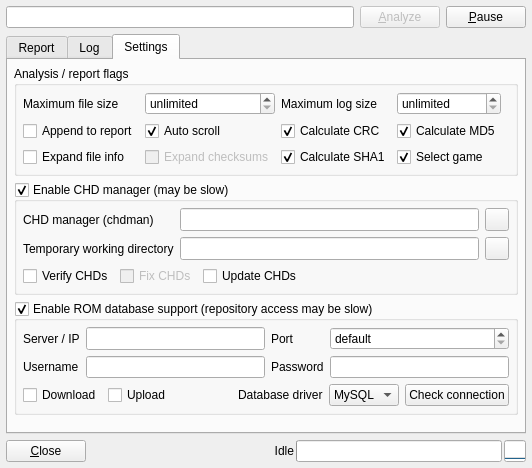
Above: romalyzer.ui from qmc2/qmc2-mame-fe before the change. Below: the same form after it.
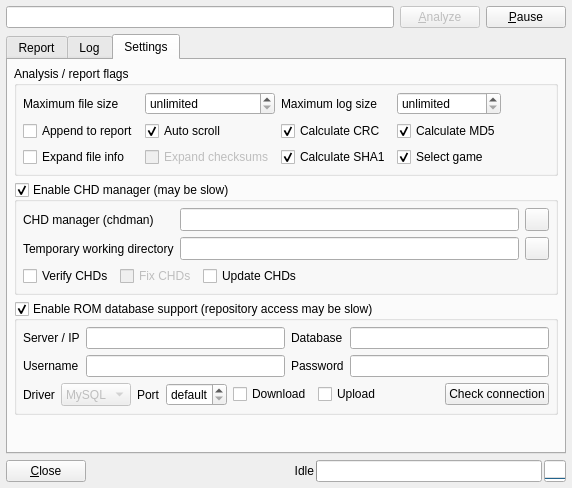
That is the form after the change. The open tabs and pages were chosen to show the change. Icons and pictures are not drawn.

Commit message: imp: added ROM database manager - connect/disconnect and connection check already work (MySQL)

Diff of the .ui file:
```diff
--- a/romalyzer.ui
+++ b/romalyzer.ui
@@ -7,8 +7,8 @@
    <rect>
     <x>0</x>
     <y>0</y>
-    <width>532</width>
-    <height>468</height>
+    <width>572</width>
+    <height>488</height>
    </rect>
   </property>
   <property name="windowTitle">
@@ -561,26 +561,6 @@
             </property>
            </widget>
           </item>
-          <item row="0" column="2">
-           <widget class="QLabel" name="labelDatabasePort">
-            <property name="text">
-             <string>Port</string>
-            </property>
-           </widget>
-          </item>
-          <item row="0" column="3">
-           <widget class="QSpinBox" name="spinBoxDatabasePort">
-            <property name="toolTip">
-             <string>Database server port (or default)</string>
-            </property>
-            <property name="specialValueText">
-             <string>default</string>
-            </property>
-            <property name="maximum">
-             <number>65535</number>
-            </property>
-           </widget>
-          </item>
           <item row="1" column="0">
            <widget class="QLabel" name="labelDatabaseUser">
             <property name="text">
@@ -626,48 +606,18 @@
           </item>
           <item row="2" column="0" colspan="4">
            <layout class="QHBoxLayout" name="horizontalLayout_2">
-            <item>
-             <widget class="QCheckBox" name="checkBoxDatabaseDownload">
-              <property name="toolTip">
-               <string>Automatically download missing / bad files from the database (if they are available in the repository)</string>
-              </property>
-              <property name="text">
-               <string>Download</string>
-              </property>
-             </widget>
-            </item>
-            <item>
-             <widget class="QCheckBox" name="checkBoxDatabaseUpload">
-              <property name="toolTip">
-               <string>Automatically upload good files to the database (if they are missing in the repository)</string>
-              </property>
-              <property name="text">
-               <string>Upload</string>
-              </property>
-             </widget>
-            </item>
-            <item>
-             <spacer name="horizontalSpacer_3">
-              <property name="orientation">
-               <enum>Qt::Horizontal</enum>
-              </property>
-              <property name="sizeHint" stdset="0">
-               <size>
-                <width>40</width>
-                <height>20</height>
-               </size>
-              </property>
-             </spacer>
-            </item>
             <item>
              <widget class="QLabel" name="labelDatabaseDriver">
               <property name="text">
-               <string>Database driver</string>
+               <string>Driver</string>
               </property>
              </widget>
             </item>
             <item>
              <widget class="QComboBox" name="comboBoxDatabaseDriver">
+              <property name="enabled">
+               <bool>false</bool>
+              </property>
               <property name="sizePolicy">
                <sizepolicy hsizetype="Preferred" vsizetype="Minimum">
                 <horstretch>0</horstretch>
@@ -689,11 +639,67 @@
               </item>
              </widget>
             </item>
+            <item>
+             <widget class="QLabel" name="labelDatabasePort">
+              <property name="text">
+               <string>Port</string>
+              </property>
+             </widget>
+            </item>
+            <item>
+             <widget class="QSpinBox" name="spinBoxDatabasePort">
+              <property name="toolTip">
+               <string>Database server port (or default)</string>
+              </property>
+              <property name="specialValueText">
+               <string>default</string>
+              </property>
+              <property name="maximum">
+               <number>65535</number>
+              </property>
+             </widget>
+            </item>
+            <item>
+             <widget class="QCheckBox" name="checkBoxDatabaseDownload">
+              <property name="toolTip">
+               <string>Automatically download missing / bad files from the database (if they are available in the repository)</string>
+              </property>
+              <property name="text">
+               <string>Download</string>
+              </property>
+             </widget>
+            </item>
+            <item>
+             <widget class="QCheckBox" name="checkBoxDatabaseUpload">
+              <property name="toolTip">
+               <string>Automatically upload good files to the database (if they are missing in the repository)</string>
+              </property>
+              <property name="text">
+               <string>Upload</string>
+              </property>
+             </widget>
+            </item>
+            <item>
+             <spacer name="horizontalSpacer_3">
+              <property name="orientation">
+               <enum>Qt::Horizontal</enum>
+              </property>
+              <property name="sizeHint" stdset="0">
+               <size>
+                <width>40</width>
+                <height>20</height>
+               </size>
+              </property>
+             </spacer>
+            </item>
             <item>
              <widget class="QPushButton" name="pushButtonDatabaseCheckConnection">
               <property name="toolTip">
                <string>Check the connection to the database</string>
               </property>
+              <property name="autoFillBackground">
+               <bool>true</bool>
+              </property>
               <property name="text">
                <string>Check connection</string>
               </property>
@@ -701,6 +707,26 @@
             </item>
            </layout>
           </item>
+          <item row="0" column="2">
+           <widget class="QLabel" name="labelDatabaseName">
+            <property name="text">
+             <string>Database</string>
+            </property>
+           </widget>
+          </item>
+          <item row="0" column="3">
+           <widget class="QLineEdit" name="lineEditDatabaseName">
+            <property name="sizePolicy">
+             <sizepolicy hsizetype="Expanding" vsizetype="Minimum">
+              <horstretch>0</horstretch>
+              <verstretch>0</verstretch>
+             </sizepolicy>
+            </property>
+            <property name="toolTip">
+             <string>Name of the database on the server</string>
+            </property>
+           </widget>
+          </item>
          </layout>
         </widget>
        </item>
```
Left out of the diff: 7 changed lines with no effect on the pictures. The commit also changes 17 other files.
